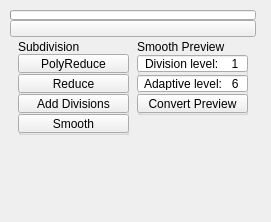
Qt form ui/1_base_menus/2_sub_menus/3_main_menus/subdivision.ui (m3trik/Scripts_portable) before a commit.
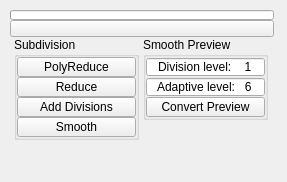
The same form after that commit. Custom widgets are drawn as their Qt base class.

```diff
--- a/ui/1_base_menus/2_sub_menus/3_main_menus/subdivision.ui
+++ b/ui/1_base_menus/2_sub_menus/3_main_menus/subdivision.ui
@@ -9,8 +9,8 @@
    <rect>
     <x>0</x>
     <y>0</y>
-    <width>271</width>
-    <height>222</height>
+    <width>287</width>
+    <height>182</height>
    </rect>
   </property>
   <property name="minimumSize">
@@ -43,8 +43,8 @@
      <rect>
       <x>10</x>
       <y>10</y>
-      <width>246</width>
-      <height>190</height>
+      <width>264</width>
+      <height>151</height>
      </rect>
     </property>
     <layout class="QGridLayout" name="gridLayout_2">
@@ -84,41 +84,87 @@
        <item>
         <layout class="QVBoxLayout" name="verticalLayout">
          <property name="spacing">
-          <number>12</number>
+          <number>0</number>
          </property>
          <item>
           <widget class="QGroupBox" name="subdivision">
            <property name="minimumSize">
             <size>
-             <width>0</width>
-             <height>96</height>
+             <width>125</width>
+             <height>0</height>
             </size>
            </property>
            <property name="maximumSize">
             <size>
-             <width>111</width>
-             <height>91</height>
+             <width>125</width>
+             <height>999</height>
             </size>
            </property>
            <property name="title">
             <string>Subdivision</string>
            </property>
+           <layout class="QVBoxLayout" name="verticalLayout_3">
+            <property name="spacing">
+             <number>0</number>
+            </property>
+            <property name="leftMargin">
+             <number>0</number>
+            </property>
+            <property name="topMargin">
+             <number>0</number>
+            </property>
+            <property name="rightMargin">
+             <number>0</number>
+            </property>
+            <property name="bottomMargin">
+             <number>0</number>
+            </property>
+            <item>
+             <widget class="QPushButton" name="b004">
+              <property name="enabled">
+               <bool>true</bool>
+              </property>
+              <property name="minimumSize">
+               <size>
+                <width>0</width>
+                <height>20</height>
+               </size>
+              </property>
+              <property name="maximumSize">
+               <size>
+                <width>999</width>
+                <height>20</height>
+               </size>
+              </property>
+              <property name="toolTip">
+               <string>Simplify a polygonal object by reducing geometry while preserving the overall shape of the mesh.</string>
+              </property>
+              <property name="text">
+               <string>PolyReduce</string>
+              </property>
+              <property name="iconSize">
+               <size>
+                <width>18</width>
+                <height>18</height>
+               </size>
+              </property>
+             </widget>
+            </item>
+            <item>
            <widget class="QPushButton" name="b005">
             <property name="enabled">
              <bool>true</bool>
             </property>
-            <property name="geometry">
-             <rect>
-              <x>0</x>
-              <y>35</y>
-              <width>111</width>
-              <height>19</height>
-             </rect>
+              <property name="minimumSize">
+               <size>
+                <width>0</width>
+                <height>20</height>
+               </size>
             </property>
             <property name="maximumSize">
              <size>
-              <width>111</width>
-              <height>19</height>
+                <width>999</width>
+                <height>20</height>
              </size>
             </property>
             <property name="toolTip">
@@ -134,22 +180,22 @@
              </size>
             </property>
            </widget>
+            </item>
+            <item>
            <widget class="QPushButton" name="b008">
             <property name="enabled">
              <bool>true</bool>
             </property>
-            <property name="geometry">
-             <rect>
-              <x>0</x>
-              <y>55</y>
-              <width>111</width>
-              <height>19</height>
-             </rect>
+              <property name="minimumSize">
+               <size>
+                <width>0</width>
+                <height>20</height>
+               </size>
             </property>
             <property name="maximumSize">
              <size>
-              <width>111</width>
-              <height>19</height>
+                <width>999</width>
+                <height>20</height>
              </size>
             </property>
             <property name="toolTip">
@@ -202,22 +248,22 @@
              </palette>
             </property>
            </widget>
+            </item>
+            <item>
            <widget class="QPushButton" name="b009">
             <property name="enabled">
              <bool>true</bool>
             </property>
-            <property name="geometry">
-             <rect>
-              <x>0</x>
-              <y>75</y>
-              <width>111</width>
-              <height>19</height>
-             </rect>
+              <property name="minimumSize">
+               <size>
+                <width>0</width>
+                <height>20</height>
+               </size>
             </property>
             <property name="maximumSize">
              <size>
-              <width>111</width>
-              <height>19</height>
+                <width>999</width>
+                <height>20</height>
              </size>
             </property>
             <property name="toolTip">
@@ -233,37 +279,8 @@
              </size>
             </property>
            </widget>
-           <widget class="QPushButton" name="b004">
-            <property name="enabled">
-             <bool>true</bool>
-            </property>
-            <property name="geometry">
-             <rect>
-              <x>0</x>
-              <y>15</y>
-              <width>111</width>
-              <height>19</height>
-             </rect>
-            </property>
-            <property name="maximumSize">
-             <size>
-              <width>111</width>
-              <height>19</height>
-             </size>
-            </property>
-            <property name="toolTip">
-             <string>Simplify a polygonal object by reducing geometry while preserving the overall shape of the mesh.</string>
-            </property>
-            <property name="text">
-             <string>PolyReduce</string>
-            </property>
-            <property name="iconSize">
-             <size>
-              <width>18</width>
-              <height>18</height>
-             </size>
-            </property>
-           </widget>
+            </item>
+           </layout>
           </widget>
          </item>
          <item>
@@ -284,69 +301,53 @@
        <item>
         <layout class="QVBoxLayout" name="verticalLayout_2">
          <property name="spacing">
-          <number>12</number>
+          <number>0</number>
          </property>
          <item>
           <widget class="QGroupBox" name="gb000">
            <property name="minimumSize">
             <size>
-             <width>0</width>
-             <height>76</height>
+             <width>125</width>
+             <height>0</height>
             </size>
            </property>
            <property name="maximumSize">
             <size>
-             <width>111</width>
-             <height>71</height>
+             <width>125</width>
+             <height>999</height>
             </size>
            </property>
            <property name="title">
             <string>Smooth Preview</string>
            </property>
-           <widget class="QPushButton" name="b011">
-            <property name="enabled">
-             <bool>true</bool>
+           <layout class="QVBoxLayout" name="verticalLayout_4">
+            <property name="spacing">
+             <number>0</number>
             </property>
-            <property name="geometry">
-             <rect>
-              <x>0</x>
-              <y>55</y>
-              <width>111</width>
-              <height>19</height>
-             </rect>
+            <property name="leftMargin">
+             <number>0</number>
             </property>
-            <property name="maximumSize">
-             <size>
-              <width>111</width>
-              <height>19</height>
-             </size>
+            <property name="topMargin">
+             <number>0</number>
             </property>
-            <property name="toolTip">
-             <string>Convert smooth mesh preview to polygons</string>
+            <property name="rightMargin">
+             <number>0</number>
             </property>
-            <property name="text">
-             <string>Convert Preview</string>
+            <property name="bottomMargin">
+             <number>0</number>
             </property>
-            <property name="iconSize">
-             <size>
-              <width>18</width>
-              <height>18</height>
-             </size>
-            </property>
-           </widget>
+            <item>
            <widget class="QSpinBox" name="s000">
-            <property name="geometry">
-             <rect>
-              <x>0</x>
-              <y>15</y>
-              <width>111</width>
-              <height>19</height>
-             </rect>
+              <property name="minimumSize">
+               <size>
+                <width>0</width>
+                <height>20</height>
+               </size>
             </property>
             <property name="maximumSize">
              <size>
-              <width>16777215</width>
-              <height>19</height>
+                <width>999</width>
+                <height>20</height>
              </size>
             </property>
             <property name="baseSize">
@@ -377,19 +378,19 @@
              <number>1</number>
             </property>
            </widget>
+            </item>
+            <item>
            <widget class="QSpinBox" name="s001">
-            <property name="geometry">
-             <rect>
-              <x>0</x>
-              <y>35</y>
-              <width>111</width>
-              <height>19</height>
-             </rect>
+              <property name="minimumSize">
+               <size>
+                <width>0</width>
+                <height>20</height>
+               </size>
             </property>
             <property name="maximumSize">
              <size>
-              <width>16777215</width>
-              <height>19</height>
+                <width>999</width>
+                <height>20</height>
              </size>
             </property>
             <property name="baseSize">
@@ -420,6 +421,39 @@
              <number>6</number>
             </property>
            </widget>
+            </item>
+            <item>
+             <widget class="QPushButton" name="b011">
+              <property name="enabled">
+               <bool>true</bool>
+              </property>
+              <property name="minimumSize">
+               <size>
+                <width>0</width>
+                <height>20</height>
+               </size>
+              </property>
+              <property name="maximumSize">
+               <size>
+                <width>999</width>
+                <height>20</height>
+               </size>
+              </property>
+              <property name="toolTip">
+               <string>Convert smooth mesh preview to polygons</string>
+              </property>
+              <property name="text">
+               <string>Convert Preview</string>
+              </property>
+              <property name="iconSize">
+               <size>
+                <width>18</width>
+                <height>18</height>
+               </size>
+              </property>
+             </widget>
+            </item>
+           </layout>
           </widget>
          </item>
          <item>
```
Lines whose indentation alone changed are shown as unchanged.
